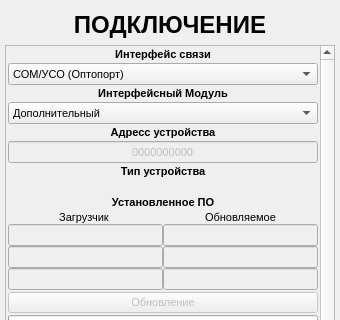
The window that ANDROID_FORMS/open_connection_form.ui (DavidSiegman/PLC_RF_Configurator) describes before a commit, drawn with Qt 5; both pictures show x 0 to 340 and y 0 to 320 of the 340 by 560 pixel window.
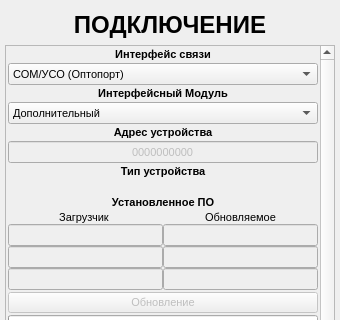
The same window after the commit. Icons and pictures are not drawn.

Diff of the .ui file:
```diff
--- a/ANDROID_FORMS/open_connection_form.ui
+++ b/ANDROID_FORMS/open_connection_form.ui
@@ -406,7 +406,7 @@
             </font>
            </property>
            <property name="text">
-            <string>Адресс устройства</string>
+            <string>Адрес устройства</string>
            </property>
            <property name="alignment">
             <set>Qt::AlignCenter</set>
```
